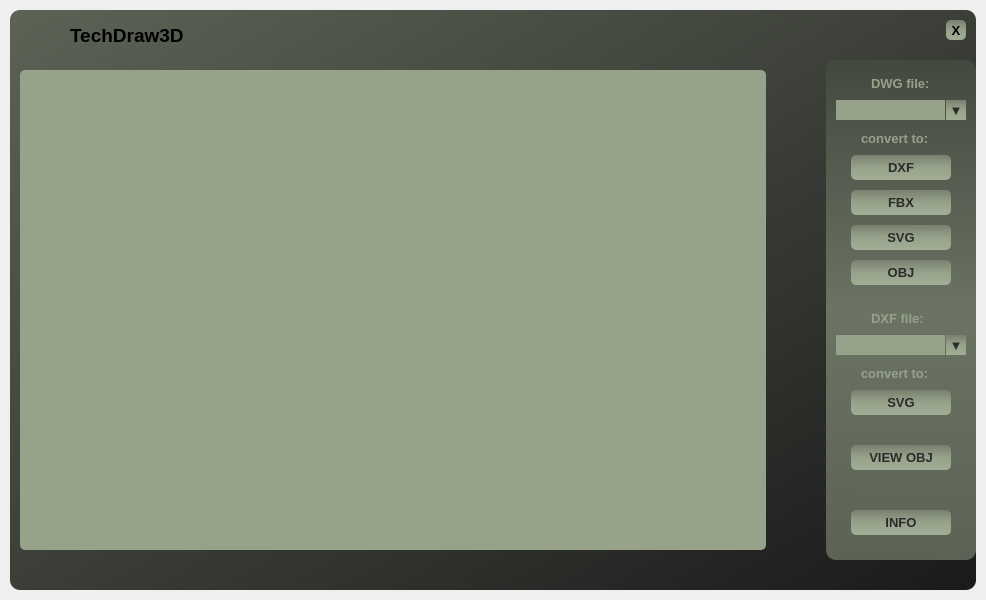
This is libs/gui/ui/main_window.ui in Mateusz-Dera/TechDraw3D as Qt 5 draws it before an edit. The edited form follows.
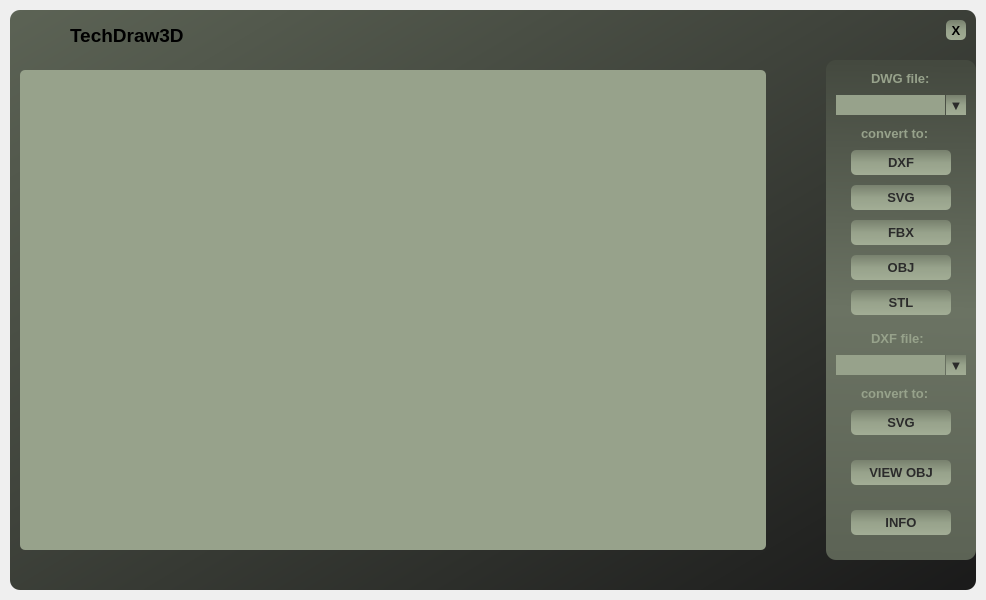
This is the edited form. Icons and pictures are not drawn.

Commit message: [ADD] Przycisk STL w widoku głównego okna.

```diff
--- a/libs/gui/ui/main_window.ui
+++ b/libs/gui/ui/main_window.ui
@@ -390,7 +390,7 @@
                 <property name="geometry">
                  <rect>
                   <x>25</x>
-                  <y>330</y>
+                  <y>350</y>
                   <width>100</width>
                   <height>25</height>
                  </rect>
@@ -468,7 +468,7 @@
                 <property name="geometry">
                  <rect>
                   <x>10</x>
-                  <y>40</y>
+                  <y>35</y>
                   <width>109</width>
                   <height>20</height>
                  </rect>
@@ -482,7 +482,7 @@
                 <property name="geometry">
                  <rect>
                   <x>120</x>
-                  <y>40</y>
+                  <y>35</y>
                   <width>20</width>
                   <height>20</height>
                  </rect>
@@ -521,7 +521,7 @@
                 <property name="geometry">
                  <rect>
                   <x>45</x>
-                  <y>15</y>
+                  <y>10</y>
                   <width>61</width>
                   <height>16</height>
                  </rect>
@@ -545,7 +545,7 @@
                 <property name="geometry">
                  <rect>
                   <x>25</x>
-                  <y>95</y>
+                  <y>90</y>
                   <width>100</width>
                   <height>25</height>
                  </rect>
@@ -584,7 +584,7 @@
                 <property name="geometry">
                  <rect>
                   <x>35</x>
-                  <y>70</y>
+                  <y>65</y>
                   <width>81</width>
                   <height>16</height>
                  </rect>
@@ -608,7 +608,7 @@
                 <property name="geometry">
                  <rect>
                   <x>25</x>
-                  <y>130</y>
+                  <y>160</y>
                   <width>100</width>
                   <height>25</height>
                  </rect>
@@ -647,7 +647,7 @@
                 <property name="geometry">
                  <rect>
                   <x>25</x>
-                  <y>165</y>
+                  <y>125</y>
                   <width>100</width>
                   <height>25</height>
                  </rect>
@@ -686,7 +686,7 @@
                 <property name="geometry">
                  <rect>
                   <x>25</x>
-                  <y>200</y>
+                  <y>195</y>
                   <width>100</width>
                   <height>25</height>
                  </rect>
@@ -725,7 +725,7 @@
                 <property name="geometry">
                  <rect>
                   <x>45</x>
-                  <y>250</y>
+                  <y>270</y>
                   <width>61</width>
                   <height>16</height>
                  </rect>
@@ -749,7 +749,7 @@
                 <property name="geometry">
                  <rect>
                   <x>10</x>
-                  <y>275</y>
+                  <y>295</y>
                   <width>109</width>
                   <height>20</height>
                  </rect>
@@ -763,7 +763,7 @@
                 <property name="geometry">
                  <rect>
                   <x>120</x>
-                  <y>275</y>
+                  <y>295</y>
                   <width>20</width>
                   <height>20</height>
                  </rect>
@@ -802,7 +802,7 @@
                 <property name="geometry">
                  <rect>
                   <x>35</x>
-                  <y>305</y>
+                  <y>325</y>
                   <width>81</width>
                   <height>16</height>
                  </rect>
@@ -826,7 +826,7 @@
                 <property name="geometry">
                  <rect>
                   <x>25</x>
-                  <y>385</y>
+                  <y>400</y>
                   <width>100</width>
                   <height>25</height>
                  </rect>
@@ -861,6 +861,45 @@
                  <string>VIEW OBJ</string>
                 </property>
                </widget>
+               <widget class="QPushButton" name="button_obj_2">
+                <property name="geometry">
+                 <rect>
+                  <x>25</x>
+                  <y>230</y>
+                  <width>100</width>
+                  <height>25</height>
+                 </rect>
+                </property>
+                <property name="minimumSize">
+                 <size>
+                  <width>7</width>
+                  <height>0</height>
+                 </size>
+                </property>
+                <property name="font">
+                 <font>
+                  <family>MS Shell Dlg 2</family>
+                  <pointsize>10</pointsize>
+                  <weight>75</weight>
+                  <bold>true</bold>
+                 </font>
+                </property>
+                <property name="styleSheet">
+                 <string notr="true">QPushButton {
+	border: none;
+	border-radius: 5px;
+	color: rgb(43, 43, 43);
+	background-color: qlineargradient(spread:pad, x1:0.534364, y1:0, x2:0.528909, y2:1, stop:0.00568182 rgba(120, 129, 110, 255), stop:0.5 rgba(151, 162, 139, 255), stop:1 rgba(162, 173, 149, 255));
+}
+
+QPushButton:hover{	
+	background-color: rgb(162, 173, 149);
+}</string>
+                </property>
+                <property name="text">
+                 <string>STL</string>
+                </property>
+               </widget>
               </widget>
              </item>
             </layout>
```
The commit also changes 1 other file.
